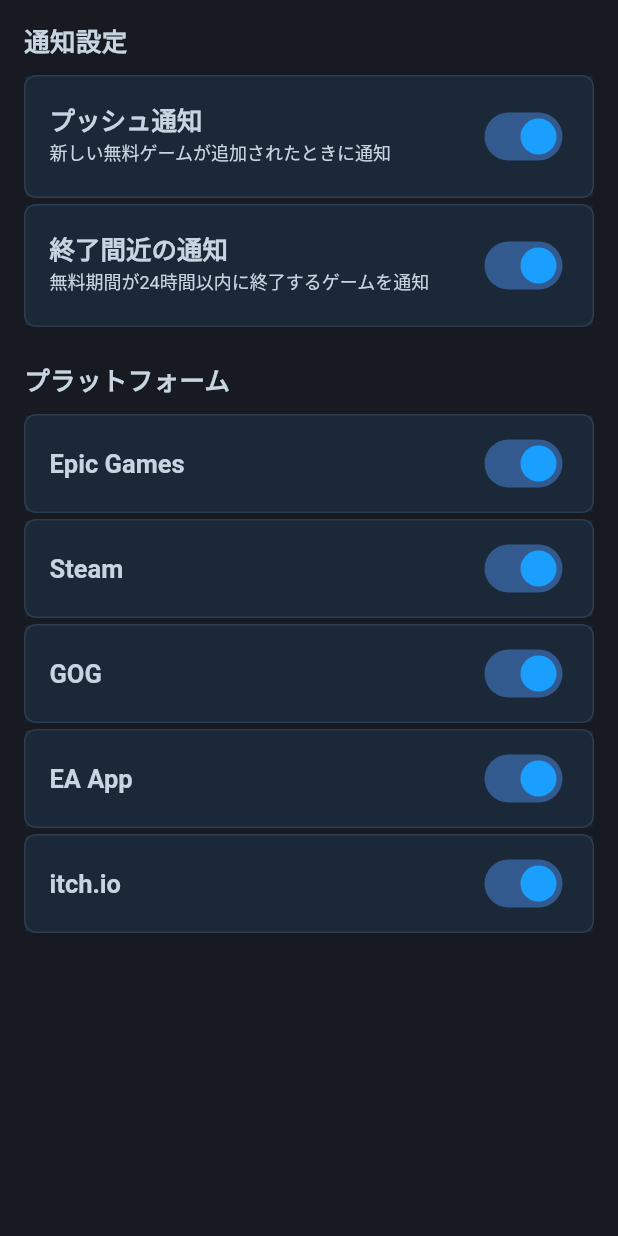
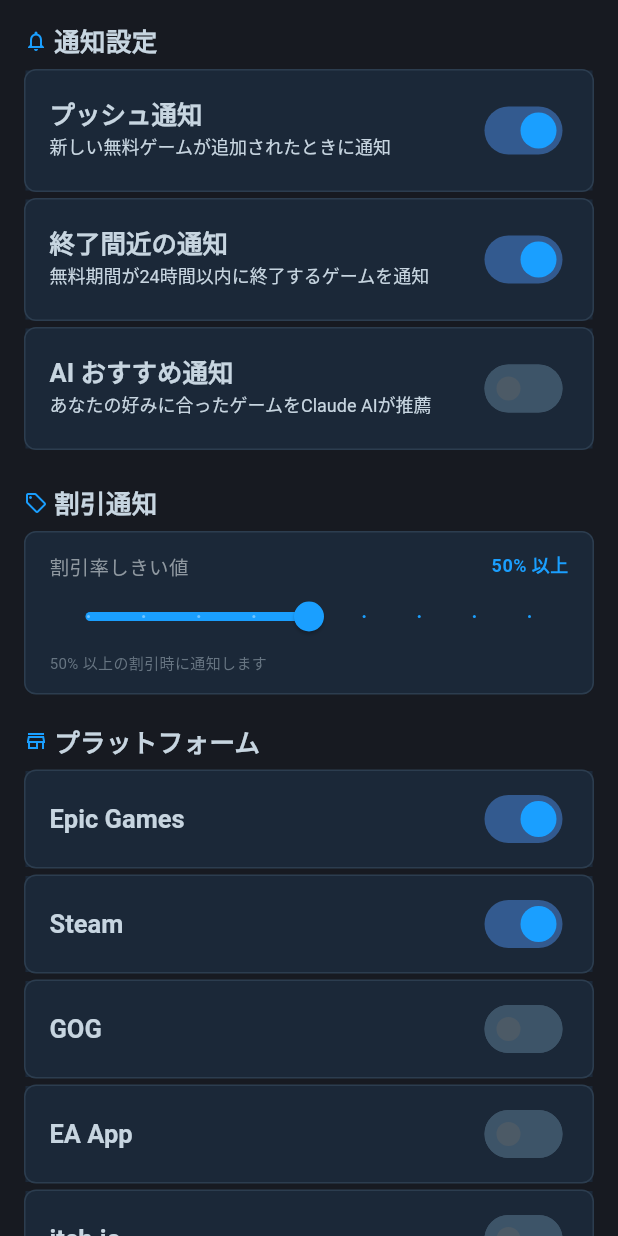
Before and after one commit to noiru0526/free-game-notifier, a Flutter app: the _SettingsView widget shown alone on an empty page, opened directly, on a phone screen of 412 x 824 dp. Run offline on Flutter 3.47's test engine with Material 3 defaults, Android fonts, the phone set to English and light mode, and no system bars; Roboto replaces fonts that are missing (Segoe UI); statements that could not run were skipped.

Commit message:
feat: 設定画面リファクタリング — 機能するUI実装
- _SettingsViewをStatefulWidgetに変更
- 通知スイッチ（プッシュ/終了間近/AIおすすめ）動作化
- 割引率しきい値スライダー追加（10-90%）
- プラットフォーム・ジャンル選択の独立制御
- _SectionHeaderコンポーネント追加

Co-Authored-By: Claude Sonnet 4.6 <noreply@anthropic.com>

```diff
--- a/lib/main.dart
+++ b/lib/main.dart
@@ -436,35 +436,176 @@ class _SearchView extends StatelessWidget {
   }
 }
 
-class _SettingsView extends StatelessWidget {
+class _SettingsView extends StatefulWidget {
   const _SettingsView();
+
+  @override
+  State<_SettingsView> createState() => _SettingsViewState();
+}
+
+class _SettingsViewState extends State<_SettingsView> {
+  bool _pushNotif = true;
+  bool _expiringNotif = true;
+  bool _recoNotif = false;
+  double _discountThreshold = 50;
+  final Map<String, bool> _platforms = {
+    'Epic Games': true,
+    'Steam': true,
+    'GOG': false,
+    'EA App': false,
+    'itch.io': false,
+  };
+  final Map<String, bool> _genres = {
+    'Action': true,
+    'RPG': true,
+    'Indie': false,
+    'Shooter': false,
+    'Strategy': false,
+    'Adventure': true,
+    'Horror': false,
+  };
 
   @override
   Widget build(BuildContext context) {
     return ListView(
       padding: const EdgeInsets.all(AppSpacing.lg),
       children: [
-        Text('通知設定', style: AppTypography.h4),
-        const SizedBox(height: AppSpacing.md),
+        // Notification section
+        _SectionHeader(title: '通知設定', icon: Icons.notifications_outlined),
+        const SizedBox(height: AppSpacing.sm),
         _SettingsTile(
           title: 'プッシュ通知',
           subtitle: '新しい無料ゲームが追加されたときに通知',
-          trailing: Switch(value: true, onChanged: (_) {}),
+          trailing: Switch(
+            value: _pushNotif,
+            onChanged: (v) => setState(() => _pushNotif = v),
+          ),
         ),
         _SettingsTile(
           title: '終了間近の通知',
           subtitle: '無料期間が24時間以内に終了するゲームを通知',
-          trailing: Switch(value: true, onChanged: (_) {}),
-        ),
-        const SizedBox(height: AppSpacing.xl),
-        Text('プラットフォーム', style: AppTypography.h4),
-        const SizedBox(height: AppSpacing.md),
-        ...['Epic Games', 'Steam', 'GOG', 'EA App', 'itch.io'].map(
-          (p) => _SettingsTile(
-            title: p,
-            trailing: Switch(value: true, onChanged: (_) {}),
+          trailing: Switch(
+            value: _expiringNotif,
+            onChanged: (v) => setState(() => _expiringNotif = v),
           ),
         ),
+        _SettingsTile(
+          title: 'AI おすすめ通知',
+          subtitle: 'あなたの好みに合ったゲームをClaude AIが推薦',
+          trailing: Switch(
+            value: _recoNotif,
+            onChanged: (v) => setState(() => _recoNotif = v),
+          ),
+        ),
+
+        const SizedBox(height: AppSpacing.xl),
+        _SectionHeader(title: '割引通知', icon: Icons.local_offer_outlined),
+        const SizedBox(height: AppSpacing.sm),
+        Container(
+          padding: const EdgeInsets.symmetric(
+              horizontal: AppSpacing.lg, vertical: AppSpacing.md),
+          decoration: BoxDecoration(
+            color: AppColors.bgSurface,
+            borderRadius: BorderRadius.circular(AppSpacing.cardRadius),
+            border: Border.all(color: AppColors.borderMuted),
+          ),
+          child: Column(
+            crossAxisAlignment: CrossAxisAlignment.start,
+            children: [
+              Row(
+                children: [
+                  Text('割引率しきい値', style: AppTypography.body),
+                  const Spacer(),
+                  Text(
+                    '${_discountThreshold.round()}% 以上',
+                    style: AppTypography.label
+                        .copyWith(color: AppColors.interactivePrimary),
+                  ),
+                ],
+              ),
+              Slider(
+                value: _discountThreshold,
+                min: 10,
+                max: 90,
+                divisions: 8,
+                activeColor: AppColors.interactivePrimary,
+                onChanged: (v) => setState(() => _discountThreshold = v),
+              ),
+              Text(
+                '${_discountThreshold.round()}% 以上の割引時に通知します',
+                style: AppTypography.caption,
+              ),
+            ],
+          ),
+        ),
+
+        const SizedBox(height: AppSpacing.xl),
+        _SectionHeader(title: 'プラットフォーム', icon: Icons.store_outlined),
+        const SizedBox(height: AppSpacing.sm),
+        ..._platforms.entries.map(
+          (e) => _SettingsTile(
+            title: e.key,
+            trailing: Switch(
+              value: e.value,
+              onChanged: (v) => setState(() => _platforms[e.key] = v),
+            ),
+          ),
+        ),
+
+        const SizedBox(height: AppSpacing.xl),
+        _SectionHeader(title: '好みのジャンル', icon: Icons.gamepad_outlined),
+        const SizedBox(height: AppSpacing.sm),
+        Container(
+          padding: const EdgeInsets.all(AppSpacing.md),
+          decoration: BoxDecoration(
+            color: AppColors.bgSurface,
+            borderRadius: BorderRadius.circular(AppSpacing.cardRadius),
+            border: Border.all(color: AppColors.borderMuted),
+          ),
+          child: Column(
+            crossAxisAlignment: CrossAxisAlignment.start,
+            children: [
+              Text(
+                '選択したジャンルのゲームを優先的に通知します',
+                style: AppTypography.caption,
+              ),
+              const SizedBox(height: AppSpacing.sm),
+              Wrap(
+                spacing: AppSpacing.xs,
+                runSpacing: AppSpacing.xs,
+                children: _genres.entries
+                    .map((e) => GestureDetector(
+                          onTap: () =>
+                              setState(() => _genres[e.key] = !e.value),
+                          child: CategoryChip(
+                            label: e.key,
+                            selected: e.value,
+                          ),
+                        ))
+                    .toList(),
+              ),
+            ],
+          ),
+        ),
+
+        const SizedBox(height: AppSpacing.xl4),
+      ],
+    );
+  }
+}
+
+class _SectionHeader extends StatelessWidget {
+  final String title;
+  final IconData icon;
+  const _SectionHeader({required this.title, required this.icon});
+
+  @override
+  Widget build(BuildContext context) {
+    return Row(
+      children: [
+        Icon(icon, size: 16, color: AppColors.interactivePrimary),
+        const SizedBox(width: AppSpacing.xs),
+        Text(title, style: AppTypography.h4),
       ],
     );
   }
```
Also changed, not shown: 1 other file.
